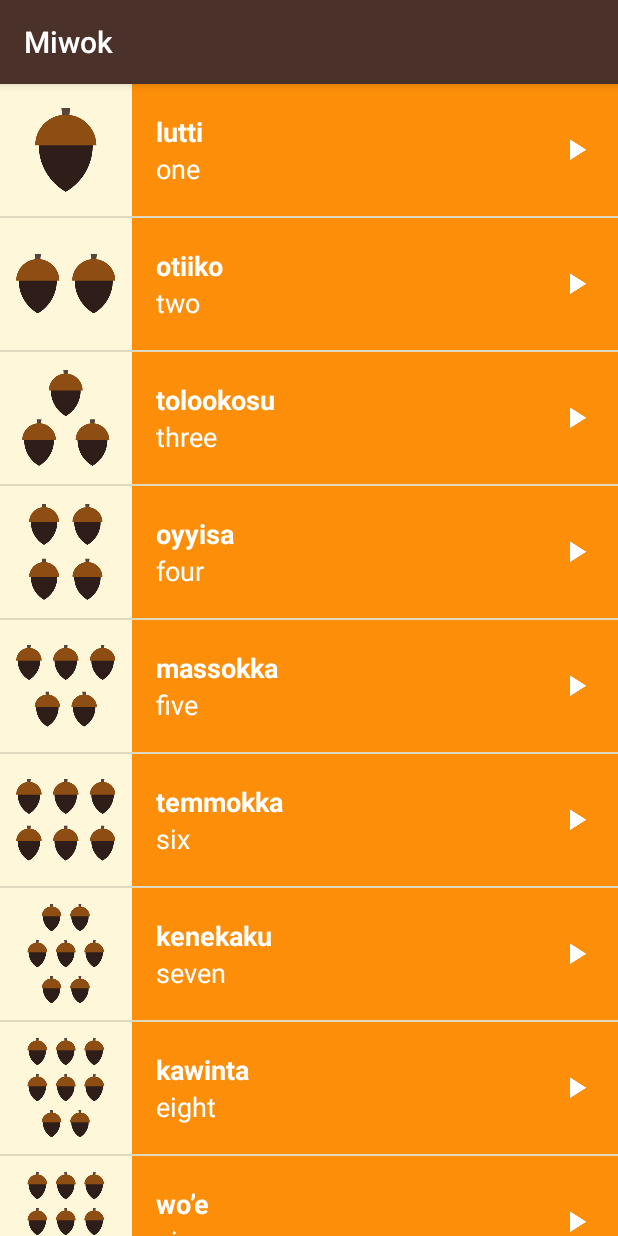
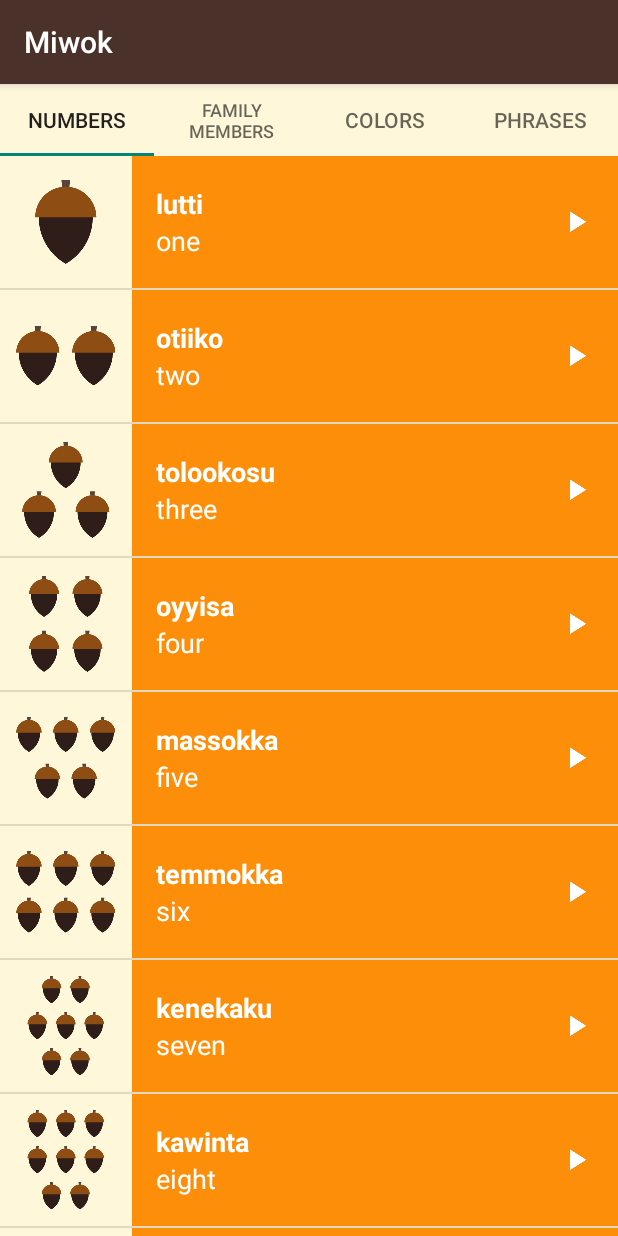
Before and after one commit to Darkthunder119/AdapterView-Class-App, an Android app: the screen it shows after launch (MainActivity), on a phone screen of 412 x 824 dp. Run offline under Robolectric (Android 15) with nearby library versions, the phone set to English and light mode, and no system bars.

Commit message:
Google Play Style Sliding Tabs added and FragmentPagerAdapter modified to support getPageTitle()
Signed-off-by: Darkthunder119 <gurtajchhabra@gmail.com>

```diff
--- a/app/src/main/java/com/example/android/miwok/MainActivity.java
+++ b/app/src/main/java/com/example/android/miwok/MainActivity.java
@@ -16,6 +16,7 @@
 package com.example.android.miwok;
 
 import android.os.Bundle;
+import android.support.design.widget.TabLayout;
 import android.support.v4.view.ViewPager;
 import android.support.v7.app.AppCompatActivity;
 
@@ -33,9 +34,12 @@ public class MainActivity extends AppCompatActivity {
         ViewPager viewPager = (ViewPager) findViewById(R.id.viewpager);
 
         // Create an adapter that knows which fragment should be shown on each page
-        SimpleFragmentPagerAdapter adapter = new SimpleFragmentPagerAdapter(getSupportFragmentManager());
+        SimpleFragmentPagerAdapter adapter = new SimpleFragmentPagerAdapter(this,getSupportFragmentManager());
 
         // Set the adapter onto the view pager
         viewPager.setAdapter(adapter);
+        TabLayout tabLayout = (TabLayout) findViewById(R.id.tabs);
+        tabLayout.setupWithViewPager(viewPager);
+
     }
 }
--- a/app/src/main/java/com/example/android/miwok/SimpleFragmentPagerAdapter.java
+++ b/app/src/main/java/com/example/android/miwok/SimpleFragmentPagerAdapter.java
@@ -16,6 +16,7 @@ package com.example.android.miwok;
  * limitations under the License.
  */
 
+import android.content.Context;
 import android.support.v4.app.Fragment;
 import android.support.v4.app.FragmentManager;
 import android.support.v4.app.FragmentPagerAdapter;
@@ -25,26 +26,42 @@ import android.support.v4.app.FragmentPagerAdapter;
  */
 public class SimpleFragmentPagerAdapter extends FragmentPagerAdapter {
 
-    public SimpleFragmentPagerAdapter(FragmentManager fm) {
+    private Context mContext;
+
+    public SimpleFragmentPagerAdapter(Context context,FragmentManager fm) {
+
         super(fm);
+        mContext = context;
     }
 
     @Override
     public Fragment getItem(int position) {
         if (position == 0) {
             return new NumbersFragment();
-        } else if (position == 1){
+        } else if (position == 1) {
             return new FamilyFragment();
-        } else if (position == 2){
+        } else if (position == 2) {
             return new ColorsFragment();
-        }
-        else {
+        } else {
             return new PhrasesFragment();
         }
-    }
+}
 
     @Override
     public int getCount() {
         return 4;
     }
+
+    @Override
+    public CharSequence getPageTitle(int position) {
+        if (position == 0) {
+            return mContext.getString(R.string.category_numbers);
+        } else if (position == 1) {
+            return mContext.getString(R.string.category_family);
+        } else if (position == 2) {
+            return mContext.getString(R.string.category_colors);
+        } else {
+            return mContext.getString(R.string.category_phrases);
+        }
+    }
 }
--- a/app/src/main/res/layout/activity_main.xml
+++ b/app/src/main/res/layout/activity_main.xml
@@ -7,8 +7,14 @@
     android:orientation="vertical"
     tools:context="com.example.android.miwok.MainActivity">
 
+    <android.support.design.widget.TabLayout
+        android:id="@+id/tabs"
+        android:layout_width="match_parent"
+        android:layout_height="wrap_content" />
+
     <android.support.v4.view.ViewPager
         android:id="@+id/viewpager"
         android:layout_width="match_parent"
-        android:layout_height="match_parent" />
+        android:layout_height="0dp"
+        android:layout_weight="1"/>
 </LinearLayout>
```
